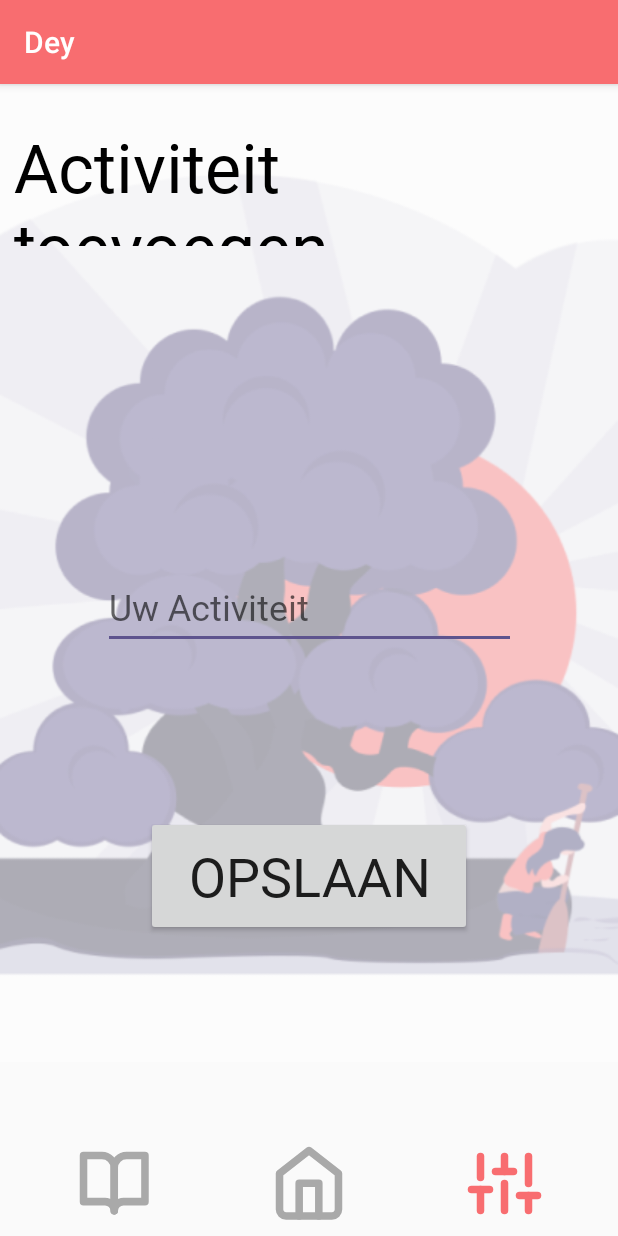
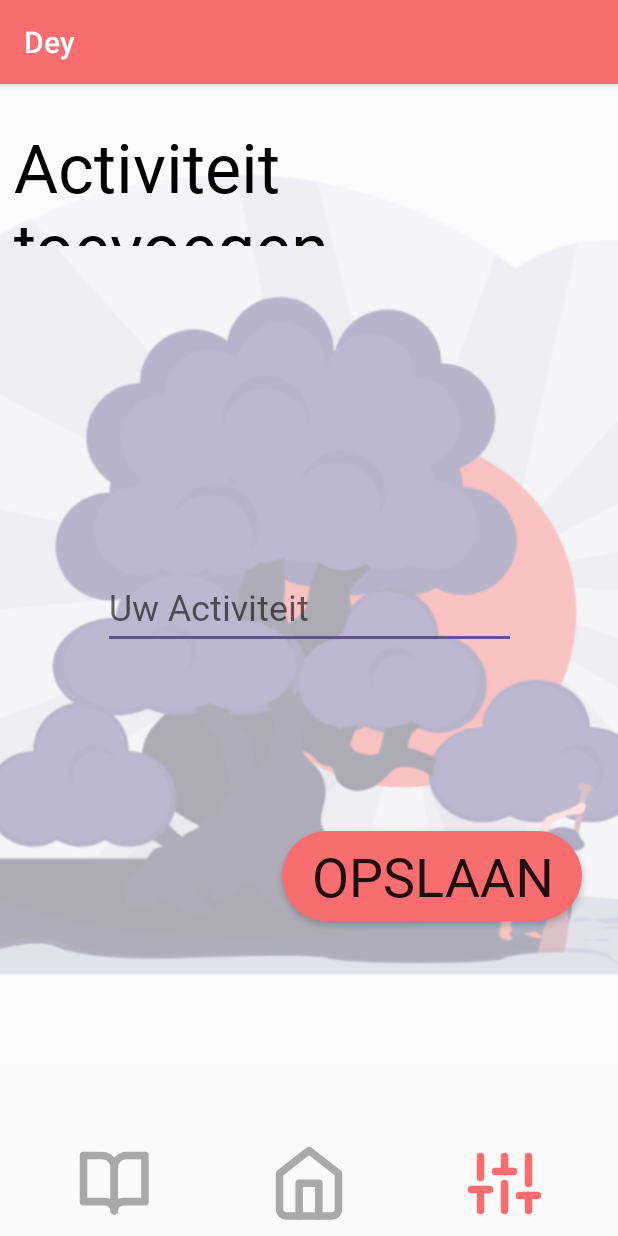
Before and after one commit to LukasSplinter/s1112597_s1114780_iiatimd_app, an Android app: the addSettingRowActivity screen opened directly, with no data from a screen before it, on a phone screen of 412 x 824 dp. Run offline under Robolectric (Android 15) with nearby library versions, the phone set to English and light mode, and no system bars; our stand-ins replace Volley; network calls fail.

Commit message:
improved styling on button in setting_row_add.xml

```diff
--- a/android_app/app/src/main/res/layout/setting_row_add.xml
+++ b/android_app/app/src/main/res/layout/setting_row_add.xml
@@ -81,16 +81,19 @@
 
     <Button
         android:id="@+id/saveActivityBtn"
-        android:layout_width="217dp"
-        android:layout_height="80dp"
+        android:layout_width="200dp"
+        android:layout_height="60dp"
+        android:background="@drawable/circle"
         android:fontFamily="@font/tenali_ramakrishna"
+        android:gravity="center"
         android:text="Opslaan"
         android:textSize="36sp"
         app:layout_constraintBottom_toBottomOf="@+id/background_image"
         app:layout_constraintEnd_toEndOf="parent"
+        app:layout_constraintHorizontal_bias="0.886"
         app:layout_constraintStart_toStartOf="parent"
         app:layout_constraintTop_toBottomOf="@+id/textView2"
-        app:layout_constraintVertical_bias="0.481" />
+        app:layout_constraintVertical_bias="0.483" />
 
     <TextView
         android:id="@+id/textView2"
```
